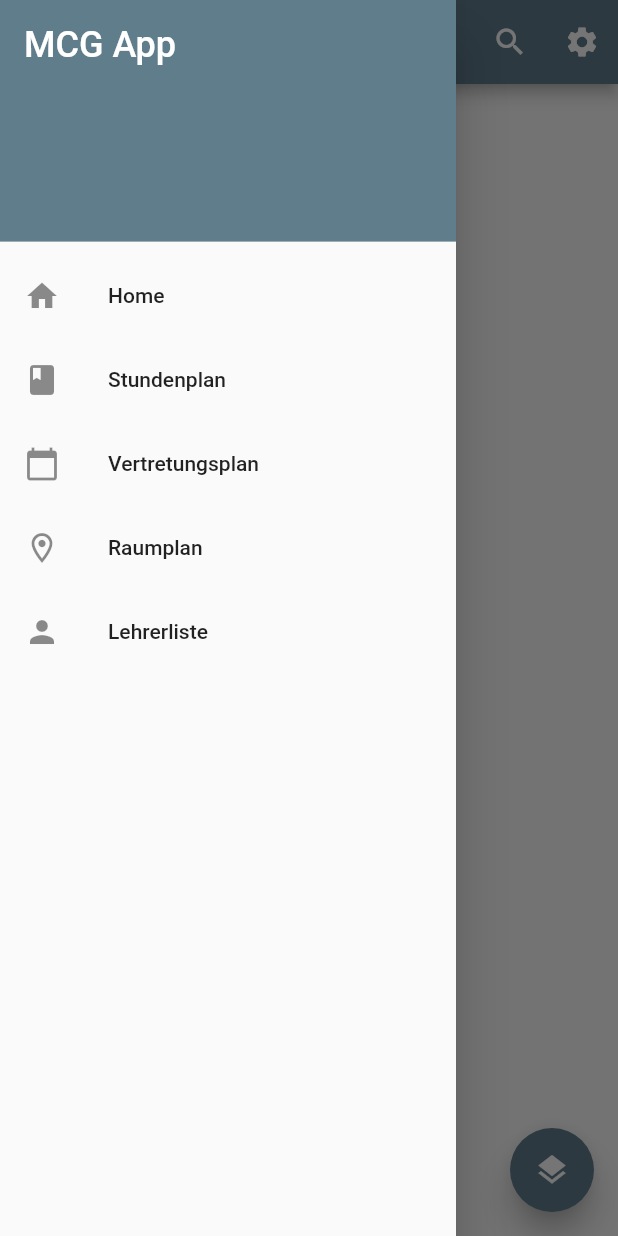
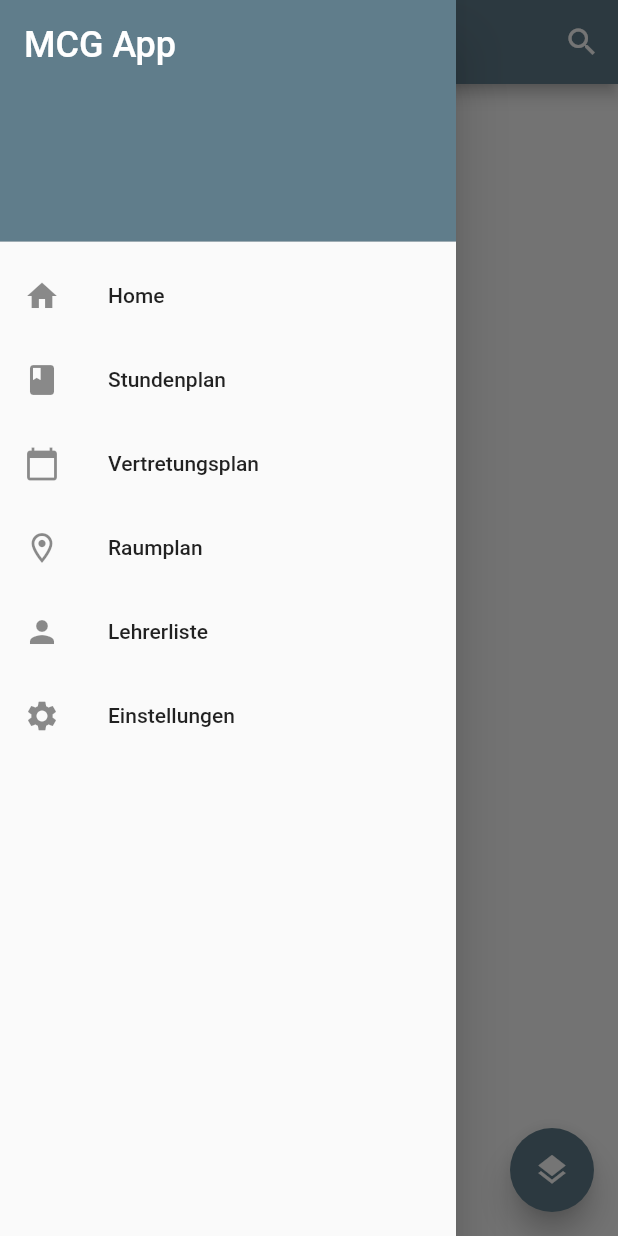
Before and after one commit to MCG-Dallgow/MCG-App, a Flutter app: the RoomPlan screen opened directly, with the side drawer open, on a phone screen of 412 x 824 dp. Run offline on Flutter 3.47's test engine with Material 2 defaults, Android fonts, the phone set to English and light mode, and no system bars; drawn by our look-alikes of flutter_speed_dial.

Commit message:
AppBar Revision
Signed-off-by: SLH335 <114884726+SLH335@users.noreply.github.com>

```diff
--- a/lib/pages/roomplan_page.dart
+++ b/lib/pages/roomplan_page.dart
@@ -13,29 +13,23 @@ class RoomPlan extends StatelessWidget {
       initialIndex: 0,
       length: 2,
       child: Scaffold(
-        appBar: MCGAppBar(title: "Raumplan"),
-        drawer: const MCGDrawer(),
-        body: Column(
-          children: <Widget>[
-            Row(
-              children: <Widget>[
+        appBar: MCGAppBar(
+          title: "Raumplan",
+          actions: [
             IconButton(
+              icon: const Icon(Icons.search),
               onPressed: () {
                 showSearch(
                   context: context,
                   delegate: MySearchDelegate(),
                 );
               },
-                    icon: const Icon(
-                      Icons.search,
-                      size: 40,
-                    )),
-                const Text(
-                  'Search',
-                  style: TextStyle(fontSize: 32),
             ),
           ],
         ),
+        drawer: const MCGDrawer(),
+        body: Column(
+          children: <Widget>[
             Center(
               child: GestureDetector(
                 child: Container(
--- a/lib/pages/teachers_page.dart
+++ b/lib/pages/teachers_page.dart
@@ -19,6 +19,12 @@ class TeachersPage extends StatelessWidget {
       child: Scaffold(
         appBar: MCGAppBar(
           title: "Lehrerliste",
+          actions: [
+            IconButton(
+              icon: const Icon(Icons.search),
+              onPressed: () { },
+            ),
+          ],
         ),
         drawer: const MCGDrawer(),
         body: ListView.builder(
--- a/lib/widgets/app_bar.dart
+++ b/lib/widgets/app_bar.dart
@@ -4,11 +4,13 @@ class MCGAppBar extends StatefulWidget implements PreferredSizeWidget {
   MCGAppBar({
     Key? key,
     required this.title,
+    this.actions,
     this.bottom}) :
         preferredSize = _PreferredAppBarSize(kToolbarHeight, bottom?.preferredSize.height),
         super(key: key);
 
   final String title;
+  final List<Widget>? actions;
   final PreferredSizeWidget? bottom;
 
   @override
@@ -33,7 +35,8 @@ class _MCGAppBarState extends State<MCGAppBar> {
       title: Text(widget.title),
       bottom: widget.bottom,
       backgroundColor: Colors.blueGrey,
-      actions: [
+      actions: widget.actions
+      /*[
         /*IconButton(
           icon: Icon(/*isThemeDark ? */Icons.dark_mode/* : Icons.light_mode*/),
           onPressed: () {/*
@@ -41,7 +44,8 @@ class _MCGAppBarState extends State<MCGAppBar> {
               isThemeDark = !isThemeDark;
             });
           */},
-        ),*/IconButton(
+        ),*/
+        IconButton(
           icon: const Icon(Icons.search),
           onPressed: () { },
         ),
@@ -50,7 +54,7 @@ class _MCGAppBarState extends State<MCGAppBar> {
           onPressed: () { },
         ),
 
-      ],
+      ],*/
     );
   }
 }
--- a/lib/widgets/drawer.dart
+++ b/lib/widgets/drawer.dart
@@ -87,6 +87,18 @@ class MCGDrawer extends StatelessWidget {
               );
             },
           ),
+          ListTile(
+            leading: const Icon(Icons.settings),
+            title: const Text('Einstellungen'),
+            onTap: () {
+              /*Navigator.push(
+                context,
+                MaterialPageRoute(builder: (context) {
+                  return TeachersPage();
+                }),
+              );*/
+            },
+          ),
         ],
       ),
     );
```
Also changed, not shown: lib/pages/substitution_page.dart (+9 -1 lines). Lines whose indentation alone changed are shown as unchanged.
